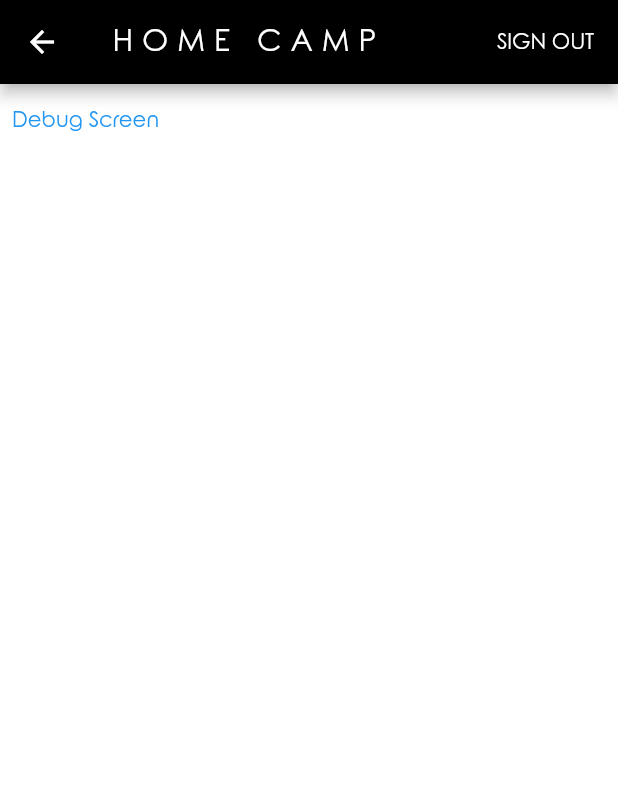
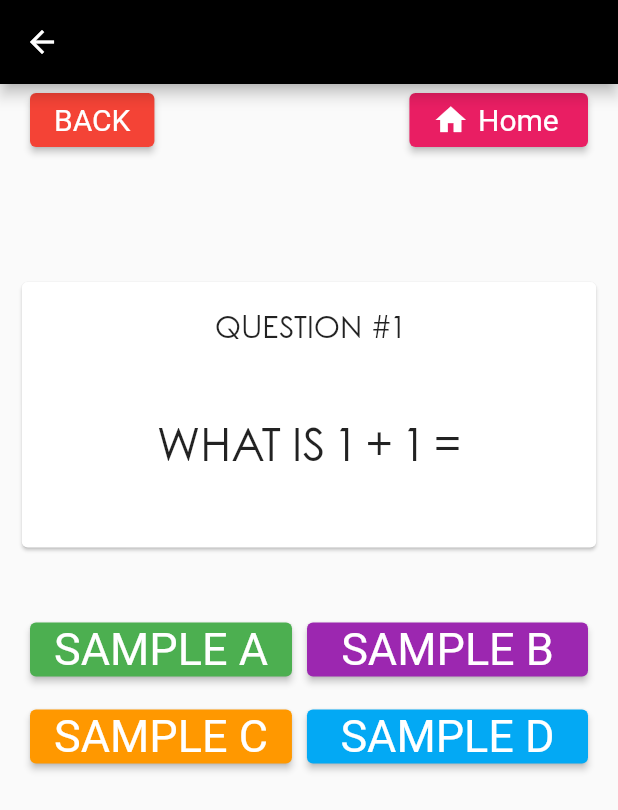
Before and after one commit to Nostee/Busy-Kiddos, a Flutter app: the Home screen opened by its route, after a tap on "Debug Screen", on a phone screen of 412 x 824 dp. Shown: the top 810 px of the screen. Run offline on Flutter 3.47's test engine with Material 2 defaults, Android fonts, the phone set to English and light mode, and no system bars; our stand-ins replace cloud_firestore, firebase_auth, flutter_spinkit; accounts and stored records are empty; statements that could not run were skipped.

Commit message:
added Questionnaire screen

```diff
--- a/busy_kiddos/lib/main.dart
+++ b/busy_kiddos/lib/main.dart
@@ -9,6 +9,7 @@ import 'package:busy_kiddos/screens/register.dart';
 import 'package:busy_kiddos/services/authenticator.dart';
 import 'package:provider/provider.dart';
 import 'package:busy_kiddos/models/user.dart';
+import 'package:busy_kiddos/screens/questionnaire.dart';
 
 void main() => runApp(Starter());
 
@@ -38,6 +39,7 @@ class _StarterState extends State<Starter> {
         "register.dart": (context) => Register(),
         "loaderRegister.dart": (context) => LoaderRegister(),
         "loaderLogin.dart": (context) => LoaderLogin(),
+        "questionnaire.dart": (context) => Quiz(),
       }
       )
     );
--- a/busy_kiddos/lib/screens/home.dart
+++ b/busy_kiddos/lib/screens/home.dart
@@ -30,6 +30,7 @@ class _HomeState extends State<Home> {
   void transferScreen()
   {
     print("Gumagana siya.");
+    Navigator.pushNamed(context, "questionnaire.dart");
   }
 
   @override
--- /dev/null
+++ b/busy_kiddos/lib/screens/questionnaire.dart
@@ -0,0 +1,174 @@
+import 'package:flutter/material.dart';
+
+class Quiz extends StatefulWidget {
+  @override
+  _QuizState createState() => _QuizState();
+}
+
+void answerA(){
+  print("A");
+}
+
+void answerB(){
+  print("B");
+}
+
+void answerC(){
+  print("C");
+}
+
+void answerD(){
+  print("D");
+}
+
+class _QuizState extends State<Quiz> {
+  @override
+  Widget build(BuildContext context) {
+    return Scaffold(
+      appBar: AppBar(),
+      body: Form(
+        child: ListView(
+          children: [
+            Row(
+              children: [
+                Padding(
+                padding: const EdgeInsets.fromLTRB(20, 0, 0, 0),
+                    child: ElevatedButton(
+                      onPressed:  (){},
+                      child: Text("BACK"),
+                    style: ElevatedButton.styleFrom(
+                      primary: Colors.red,
+                      textStyle: TextStyle(
+                        fontSize: 20
+                      )
+                    )
+                    )
+                ),
+                Expanded(
+                  child: Padding(
+                  padding: const EdgeInsets.fromLTRB(170, 0, 20, 0),
+                  child: ElevatedButton.icon(
+                    onPressed: (){},
+                    icon: Icon(
+                      Icons.home
+                    ),
+                    label: Text("Home"),
+                    style: ElevatedButton.styleFrom(
+                      primary: Colors.pink,
+                      textStyle: TextStyle(
+                        fontSize: 20
+                      )
+                    )
+                    )
+                  ),
+                )
+              ],
+            ),
+
+          Column(
+            children: [
+              Padding(padding: EdgeInsets.fromLTRB(0, 80, 0, 0)),
+              Card(
+                child: Column(
+                  children: [
+                    Padding(
+                      padding: EdgeInsets.fromLTRB(0, 20, 0, 30),
+                      child: Text("QUESTION #1",
+                      style: TextStyle(
+                        fontSize: 20,
+
+                        )
+                      )
+                    ),
+                    Padding(
+                      padding: EdgeInsets.fromLTRB(90, 20, 90, 50),
+                      child: Text("WHAT IS 1 + 1 =",
+                      style: TextStyle(
+                        fontSize: 30
+                        )
+                      )
+                    ),
+                  ],
+                ),
+
+              ),
+
+              Row(
+                children: [
+                  Padding(
+                    padding: const EdgeInsets.fromLTRB(20, 40, 0, 0),
+                    child: ElevatedButton(
+                      onPressed:  (){answerA();},
+                      child: Text("SAMPLE A"),
+                        style: ElevatedButton.styleFrom(
+                          primary: Colors.green,
+                          textStyle: TextStyle(
+                            fontSize: 30
+                          )
+                        )
+                    ),
+
+                  ),
+                  Expanded(
+                      child: Padding(
+                      padding: const EdgeInsets.fromLTRB(10, 40, 20, 0),
+                      child: ElevatedButton(
+                        onPressed:  (){answerB();},
+                        child: Text("SAMPLE B"),
+                        style: ElevatedButton.styleFrom(
+                          primary: Colors.purple,
+                          textStyle: TextStyle(
+                            fontSize: 30
+                          )
+                        )
+                      ),
+                    ),
+                  )
+                ],
+              ),
+
+              Row(
+                children: [
+                  Padding(
+                    padding: const EdgeInsets.fromLTRB(20, 10, 0, 0),
+                    child: ElevatedButton(
+                      onPressed:  (){answerC();},
+                      child: Text("SAMPLE C"),
+                        style: ElevatedButton.styleFrom(
+                          primary: Colors.orange,
+                          textStyle: TextStyle(
+                            fontSize: 30
+                          )
+                        )
+                    ),
+
+                  ),
+                  Expanded(
+                      child: Padding(
+                      padding: const EdgeInsets.fromLTRB(10, 10, 20, 0),
+                      child: ElevatedButton(
+                        onPressed:  (){answerD();},
+                        child: Text("SAMPLE D"),
+                        style: ElevatedButton.styleFrom(
+                          primary: Colors.lightBlue,
+                          textStyle: TextStyle(
+                            fontSize: 30
+                          )
+                        )
+                      ),
+                    ),
+                  )
+                ],
+              ),
+            ],
+          ),
+
+
+
+
+          ],
+        )
+      ),
+    );
+  }
+}
```
